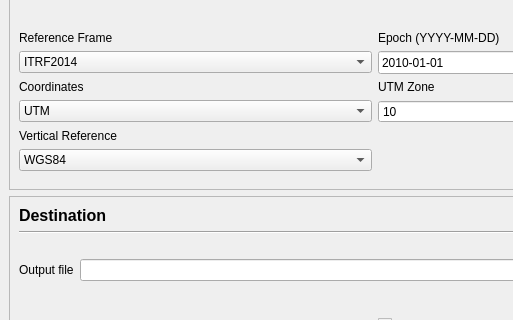
HakaiInstitute/LAS-TRX, file las_trx/resources/mainwindow.ui: the form before one commit; both pictures show x 0 to 513 and y 123 to 443 of the 750 by 678 pixel window.
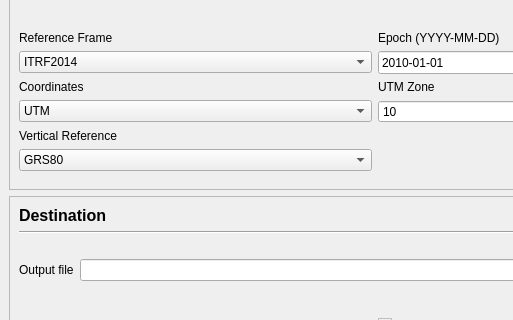
The form after the commit.

```diff
--- a/las_trx/resources/mainwindow.ui
+++ b/las_trx/resources/mainwindow.ui
@@ -298,7 +298,7 @@
            <widget class="QComboBox" name="comboBox_input_vertical_reference">
             <item>
              <property name="text">
-              <string>WGS84</string>
+              <string>GRS80</string>
              </property>
             </item>
            </widget>
```
Left out of the diff: 2 changed lines with no effect on the pictures.
